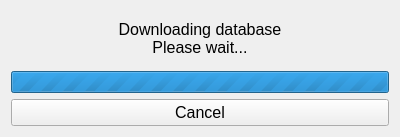
Before: the Qt Designer form download_db_window.ui in vbrizgamnk/Artemis, drawn with Qt 5.
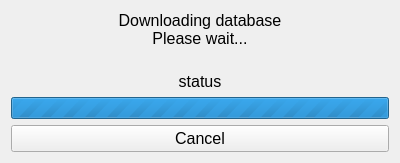
After: the same form once the commit is applied. Icons and pictures are not drawn.

Commit message: Add donwloaded megabytes and current download speed to the download window

```diff
--- a/download_db_window.ui
+++ b/download_db_window.ui
@@ -7,7 +7,7 @@
     <x>0</x>
     <y>0</y>
     <width>400</width>
-    <height>137</height>
+    <height>157</height>
    </rect>
   </property>
   <property name="windowTitle">
@@ -33,7 +33,23 @@
      </property>
      <property name="text">
       <string>Downloading database
-Please wait...</string>
+Please wait...
+</string>
+     </property>
+     <property name="alignment">
+      <set>Qt::AlignCenter</set>
+     </property>
+    </widget>
+   </item>
+   <item>
+    <widget class="QLabel" name="status_lbl">
+     <property name="font">
+      <font>
+       <pointsize>12</pointsize>
+      </font>
+     </property>
+     <property name="text">
+      <string>status</string>
      </property>
      <property name="alignment">
       <set>Qt::AlignCenter</set>
```
Left out of the diff: 2 changed lines with no effect on the pictures. The commit also changes 3 other files.
